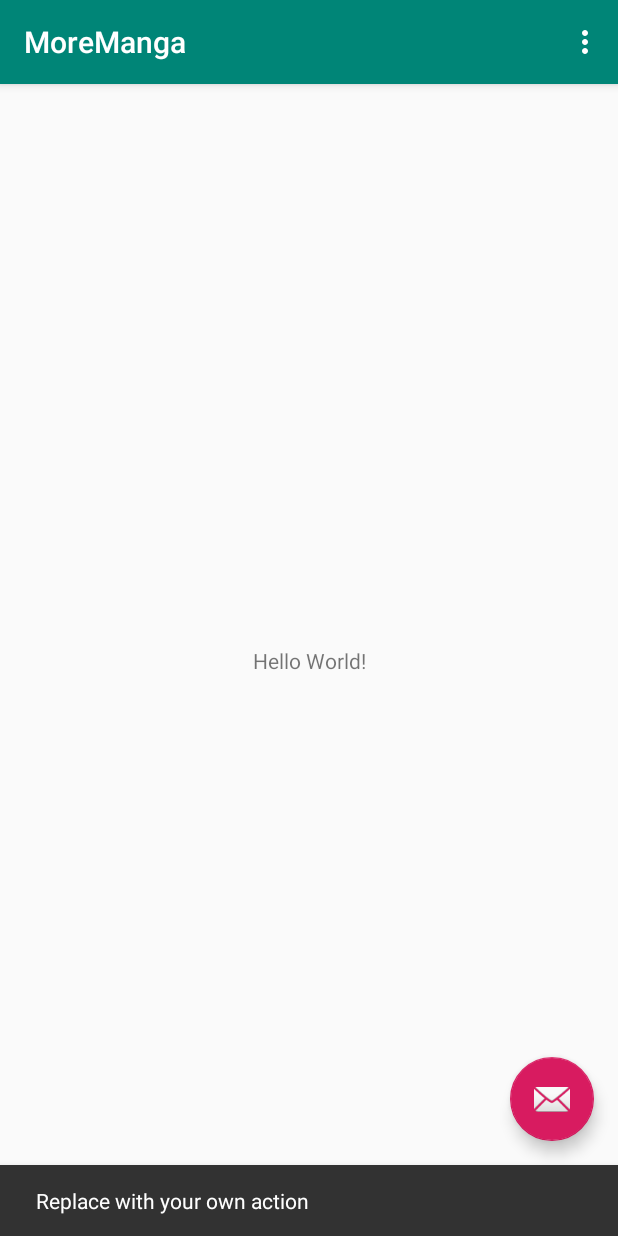
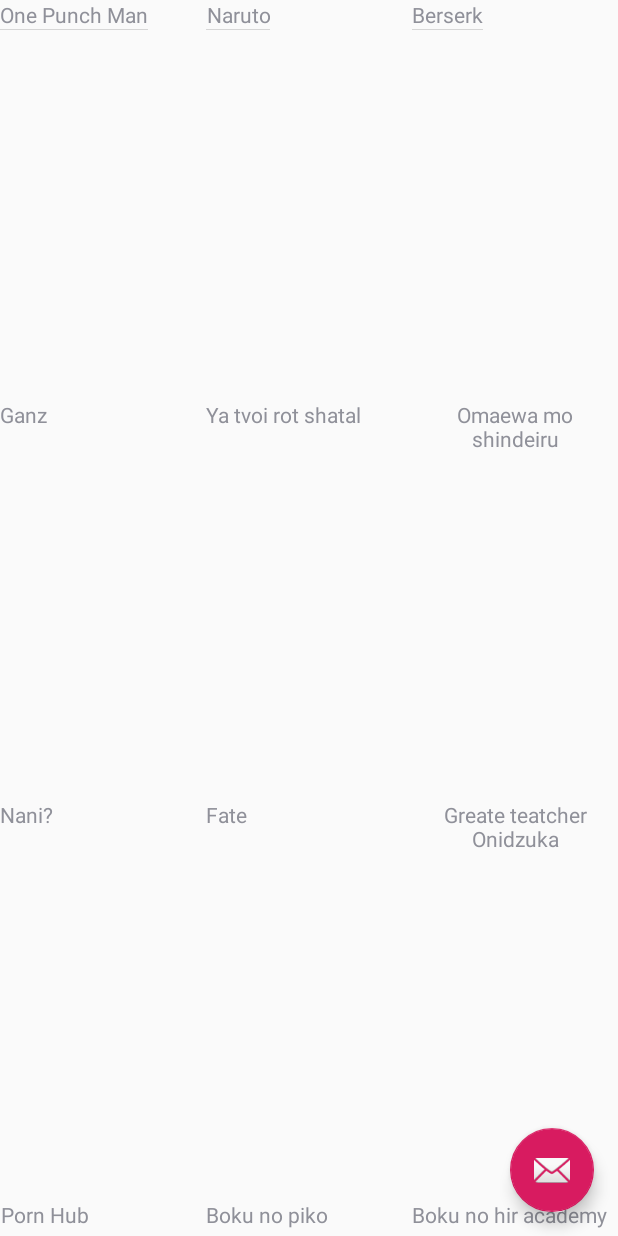
Before and after one commit to MoreManga/AndroidApp, an Android app: the screen it shows after launch (MainActivity), after a tap on an icon or button, on a phone screen of 412 x 824 dp. Run offline under Robolectric (Android 15) with nearby library versions, the phone set to English and light mode, and no system bars; our stand-ins replace Picasso; pictures from the network do not load.

Commit message:
Working on Manga list view

```diff
--- a/app/build.gradle
+++ b/app/build.gradle
@@ -19,6 +19,7 @@ android {
 }
 
 dependencies {
+    compile 'com.squareup.picasso:picasso:2.5.2'
     implementation fileTree(dir: 'libs', include: ['*.jar'])
     implementation 'com.android.support:appcompat-v7:28.0.0'
     implementation 'com.android.support.constraint:constraint-layout:1.1.3'
--- a/app/src/main/AndroidManifest.xml
+++ b/app/src/main/AndroidManifest.xml
@@ -1,6 +1,8 @@
 <?xml version="1.0" encoding="utf-8"?>
 <manifest xmlns:android="http://schemas.android.com/apk/res/android"
     package="com.example.moremanga.moremanga">
+
+    <uses-permission android:name="android.permission.INTERNET" />
 
     <application
         android:allowBackup="true"
--- a/app/src/main/java/com/example/moremanga/moremanga/MainActivity.java
+++ b/app/src/main/java/com/example/moremanga/moremanga/MainActivity.java
@@ -1,52 +1,132 @@
 package com.example.moremanga.moremanga;
 
+import android.graphics.Bitmap;
+import android.graphics.BitmapFactory;
+import android.graphics.Color;
 import android.os.Bundle;
 import android.support.design.widget.FloatingActionButton;
-import android.support.design.widget.Snackbar;
 import android.support.v7.app.AppCompatActivity;
-import android.support.v7.widget.Toolbar;
+import android.view.Gravity;
 import android.view.View;
-import android.view.Menu;
-import android.view.MenuItem;
+import android.view.ViewGroup;
+import android.widget.ImageView;
+import android.widget.LinearLayout;
+import android.widget.LinearLayout.LayoutParams;
+import android.widget.RelativeLayout;
+import android.widget.TextView;
+
+import com.example.moremanga.moremanga.Models.MangaItem;
+import com.squareup.picasso.Picasso;
+
+import java.io.IOException;
+import java.net.MalformedURLException;
+import java.net.URL;
+import java.util.ArrayList;
+import java.util.List;
 
 public class MainActivity extends AppCompatActivity {
+    public List<MangaItem> ListOfManga;
+    private int IN_ONE_ROW = 3;
+
+    public MainActivity(){
+        ListOfManga = new ArrayList<MangaItem>();
+
+        ListOfManga.add(new MangaItem("One Punch Man", "https://upload.wikimedia.org/wikipedia/commons/thumb/5/51/Logo_diario_AS.svg/1200px-Logo_diario_AS.svg.png"));
+        ListOfManga.add(new MangaItem("Naruto", "https://upload.wikimedia.org/wikipedia/commons/thumb/5/51/Logo_diario_AS.svg/1200px-Logo_diario_AS.svg.png" ));
+        ListOfManga.add(new MangaItem("Berserk", "https://upload.wikimedia.org/wikipedia/commons/thumb/5/51/Logo_diario_AS.svg/1200px-Logo_diario_AS.svg.png"));
+        ListOfManga.add(new MangaItem("Ganz"));
+        ListOfManga.add(new MangaItem("Ya tvoi rot shatal"));
+        ListOfManga.add(new MangaItem("Omaewa mo shindeiru"));
+        ListOfManga.add(new MangaItem("Nani?"));
+        ListOfManga.add(new MangaItem("Fate"));
+        ListOfManga.add(new MangaItem("Greate teatcher Onidzuka"));
+        ListOfManga.add(new MangaItem("Porn Hub"));
+        ListOfManga.add(new MangaItem("Boku no piko"));
+        ListOfManga.add(new MangaItem("Boku no hir academy"));
+        ListOfManga.add(new MangaItem("Victim Girls"));
+
+        for (int i = 0 ; i < 200; i++) {
+            ListOfManga.add(new MangaItem("name " + i));
+        }
+    }
 
     @Override
     protected void onCreate(Bundle savedInstanceState) {
         super.onCreate(savedInstanceState);
         setContentView(R.layout.activity_main);
-        Toolbar toolbar = (Toolbar) findViewById(R.id.toolbar);
-        setSupportActionBar(toolbar);
+
+        try {
+            LoadManga();
+        } catch (IOException e) {
+            e.printStackTrace();
+        }
 
         FloatingActionButton fab = (FloatingActionButton) findViewById(R.id.fab);
         fab.setOnClickListener(new View.OnClickListener() {
             @Override
             public void onClick(View view) {
-                Snackbar.make(view, "Replace with your own action", Snackbar.LENGTH_LONG)
-                        .setAction("Action", null).show();
+
             }
         });
     }
 
-    @Override
-    public boolean onCreateOptionsMenu(Menu menu) {
-        // Inflate the menu; this adds items to the action bar if it is present.
-        getMenuInflater().inflate(R.menu.menu_main, menu);
-        return true;
+    public void LoadManga() throws IOException {
+        LinearLayout layout = (LinearLayout) findViewById(R.id.MainList);
+        LinearLayout row = GetRow();
+        int count = 0;
+
+        for (int i = 0 ; i < ListOfManga.size(); i++) {
+            count++;
+            CreateMangaItem(row, ListOfManga.get(i));
+
+            if ((i + 1) % IN_ONE_ROW == 0 && i != 0) {
+                count = 0;
+                layout.addView(row);
+
+                row = GetRow();
+            }
+        }
+
+        if (count > 0) {
+            layout.addView(row);
+        }
     }
 
-    @Override
-    public boolean onOptionsItemSelected(MenuItem item) {
-        // Handle action bar item clicks here. The action bar will
-        // automatically handle clicks on the Home/Up button, so long
-        // as you specify a parent activity in AndroidManifest.xml.
-        int id = item.getItemId();
+    private  LinearLayout GetRow() {
+        LinearLayout row = new LinearLayout(getApplicationContext());
+        row.setOrientation(LinearLayout.HORIZONTAL);
 
-        //noinspection SimplifiableIfStatement
-        if (id == R.id.action_settings) {
-            return true;
+        return row;
+    }
+
+    private void CreateMangaItem(LinearLayout row, MangaItem item) throws IOException {
+        LinearLayout mangaHolder = new LinearLayout(getApplicationContext());
+        LinearLayout mangaInnerHolder = new LinearLayout(getApplicationContext());
+        mangaInnerHolder.setOrientation(LinearLayout.VERTICAL);
+
+        LayoutParams params = new LayoutParams(ViewGroup.LayoutParams.MATCH_PARENT, 400, 1.0f);
+        mangaHolder.setLayoutParams(params);
+
+        TextView nameHolder = new TextView(getApplicationContext());
+        nameHolder.setText(item.Name);
+        nameHolder.setGravity(Gravity.CENTER_HORIZONTAL);
+
+        RelativeLayout.LayoutParams p = new RelativeLayout.LayoutParams(ViewGroup.LayoutParams.MATCH_PARENT, ViewGroup.LayoutParams.MATCH_PARENT);
+        p.leftMargin = 10; // in PX
+        p.topMargin = 350; // in PX
+        nameHolder.setLayoutParams(p);
+        nameHolder.setBackgroundColor(Color.TRANSPARENT);
+        mangaInnerHolder.addView(nameHolder);
+
+        if (item.PosterImgUrl != null) {
+            ImageView imageView = new ImageView(getApplicationContext());
+            Picasso.with(getApplicationContext()).load(item.PosterImgUrl).into(imageView);
+
+            RelativeLayout.LayoutParams imageParams = new RelativeLayout.LayoutParams(ViewGroup.LayoutParams.MATCH_PARENT, ViewGroup.LayoutParams.MATCH_PARENT);
+            imageView.setLayoutParams(imageParams);
+            mangaInnerHolder.addView(imageView);
         }
-
-        return super.onOptionsItemSelected(item);
+        mangaHolder.addView(mangaInnerHolder);
+        row.addView(mangaHolder);
     }
 }
--- /dev/null
+++ b/app/src/main/java/com/example/moremanga/moremanga/Models/MangaItem.java
@@ -0,0 +1,16 @@
+package com.example.moremanga.moremanga.Models;
+
+public class MangaItem {
+    public String Name;
+    public String PosterImgUrl;
+
+    public MangaItem (String name) {
+        Name = name;
+        PosterImgUrl = null;
+    }
+
+    public MangaItem (String name, String posterImgUrl) {
+        Name = name;
+        PosterImgUrl = posterImgUrl;
+    }
+}
--- a/app/src/main/res/layout/activity_main.xml
+++ b/app/src/main/res/layout/activity_main.xml
@@ -5,22 +5,6 @@
     android:layout_width="match_parent"
     android:layout_height="match_parent"
     tools:context=".MainActivity">
-
-    <android.support.design.widget.AppBarLayout
-        android:layout_width="match_parent"
-        android:layout_height="wrap_content"
-        android:theme="@style/AppTheme.AppBarOverlay">
-
-        <android.support.v7.widget.Toolbar
-            android:id="@+id/toolbar"
-            android:layout_width="match_parent"
-            android:layout_height="?attr/actionBarSize"
-            android:background="?attr/colorPrimary"
-            app:popupTheme="@style/AppTheme.PopupOverlay" />
-
-    </android.support.design.widget.AppBarLayout>
-
-    <include layout="@layout/content_main" />
 
     <android.support.design.widget.FloatingActionButton
         android:id="@+id/fab"
@@ -30,4 +14,32 @@
         android:layout_margin="@dimen/fab_margin"
         app:srcCompat="@android:drawable/ic_dialog_email" />
 
+    <ScrollView
+        android:id="@+id/MainScroll"
+        android:layout_width="match_parent"
+        android:layout_height="wrap_content">
+
+        <TableLayout
+            android:id="@+id/MainList"
+            android:layout_width="match_parent"
+            android:layout_height="wrap_content">
+
+            <TableRow
+                android:layout_width="match_parent"
+                android:layout_height="match_parent" />
+
+            <TableRow
+                android:layout_width="match_parent"
+                android:layout_height="match_parent" />
+
+            <TableRow
+                android:layout_width="match_parent"
+                android:layout_height="match_parent" />
+
+            <TableRow
+                android:layout_width="match_parent"
+                android:layout_height="match_parent" />
+        </TableLayout>
+    </ScrollView>
+
 </android.support.design.widget.CoordinatorLayout>
--- a/app/src/main/res/values/strings.xml
+++ b/app/src/main/res/values/strings.xml
@@ -1,4 +1,7 @@
 <resources>
     <string name="app_name">MoreManga</string>
     <string name="action_settings">Settings</string>
+    <string name="MainTab">Главная</string>
+    <string name="SearchTab">Поиск</string>
+    <string name="right">Right</string>
 </resources>
```
